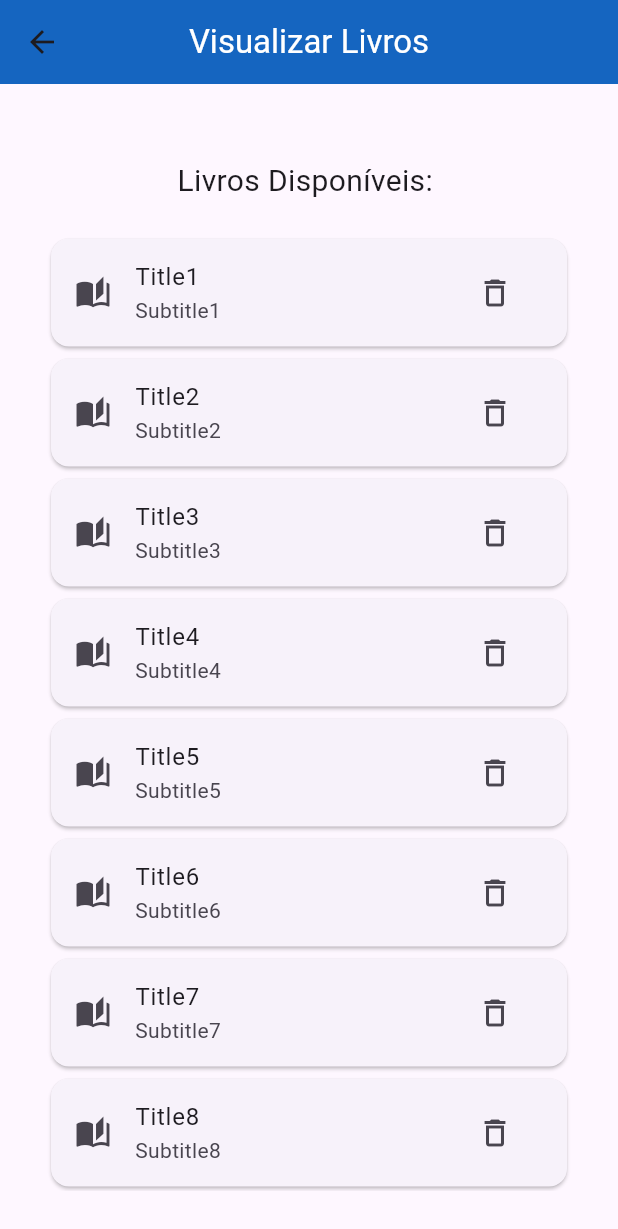
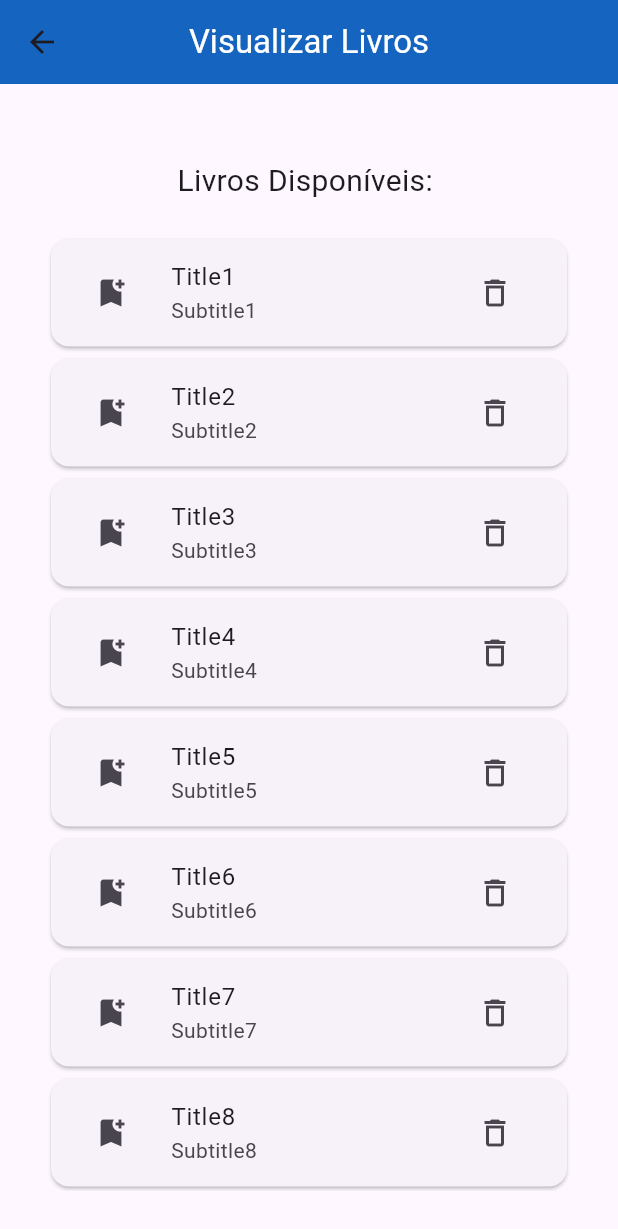
Before and after one commit to C-Vieira/AppMobileII, a Flutter app: the ListBookView screen opened by its route, on a phone screen of 412 x 824 dp. Shown: the top 1229 px of the screen. Run offline on Flutter 3.47's test engine with Material 3 defaults, Android fonts, the phone set to English and light mode, and no system bars; our stand-ins replace device_preview, get_it.

Commit message:
(Feature)Empréstimo: Adicionar funcionalidade de empréstimo
Incluir funcionalidade de empréstimo de livros. Os empréstimos são
salvos em memória em uma lista associada ao usuário logado.

```diff
--- /dev/null
+++ b/lib/model/book_loan_model.dart
@@ -0,0 +1,9 @@
+import 'package:app_mobile2/model/book_model.dart';
+
+class BookLoan{
+  final Book book;
+
+  BookLoan({
+    required this.book,
+  });
+}
--- a/lib/model/user_model.dart
+++ b/lib/model/user_model.dart
@@ -1,8 +1,12 @@
+import 'package:app_mobile2/model/book_loan_model.dart';
+
 class User{
   final String name;
   final String email;
   final String phoneNumber;
   final String password;
+
+  final List<BookLoan> loans = [];
 
   User({
     required this.name,
--- a/lib/view/list_book_view.dart
+++ b/lib/view/list_book_view.dart
@@ -1,4 +1,5 @@
 import 'package:app_mobile2/controller/book_controller.dart';
+import 'package:app_mobile2/controller/user_controller.dart';
 import 'package:flutter/material.dart';
 import 'package:get_it/get_it.dart';
 
@@ -11,11 +12,13 @@ class ListBookView extends StatefulWidget {
 
 class _ListBookViewState extends State<ListBookView> {
   final ctrl = GetIt.I.get<BookController>();
+  final userCtrl = GetIt.I.get<UserController>();
 
   @override
   void initState(){
     super.initState();
     ctrl.addListener(() => setState(() {}));
+    userCtrl.addListener(() => setState(() {}));
   }
 
   @override
@@ -52,7 +55,15 @@ class _ListBookViewState extends State<ListBookView> {
                     width: 150,
                     child: Card(
                       child: ListTile(
-                        leading: Icon(Icons.auto_stories),
+                        leading: IconButton(
+                          icon: Icon(Icons.bookmark_add),
+                          onPressed: () {
+                            userCtrl.addLoan(book, userCtrl.currentUserIndex);
+                            ScaffoldMessenger.of(context).showSnackBar(
+                              SnackBar(content: Text("Empréstimo criado com sucesso!"))
+                            );
+                          }
+                        ),
                         title: Text(book.title),
                         subtitle: Text(book.subtitle),
                         trailing: IconButton(
```
Also changed, not shown: lib/controller/user_controller.dart (+12 -0 lines), lib/view/home_view.dart (+13 -8 lines).
